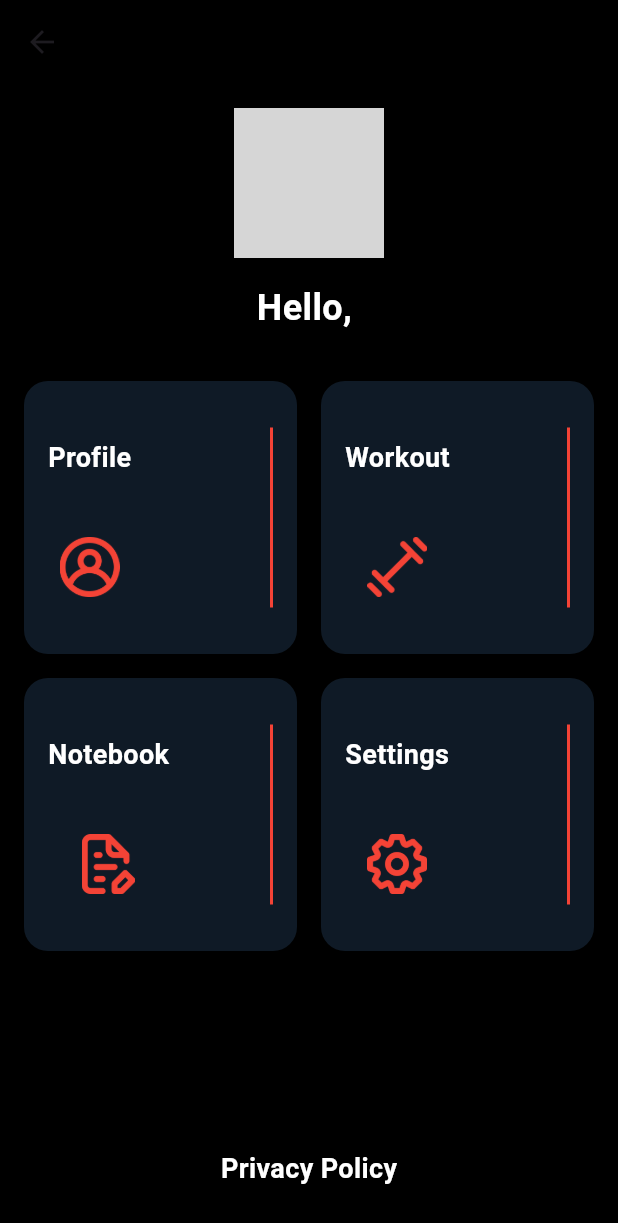
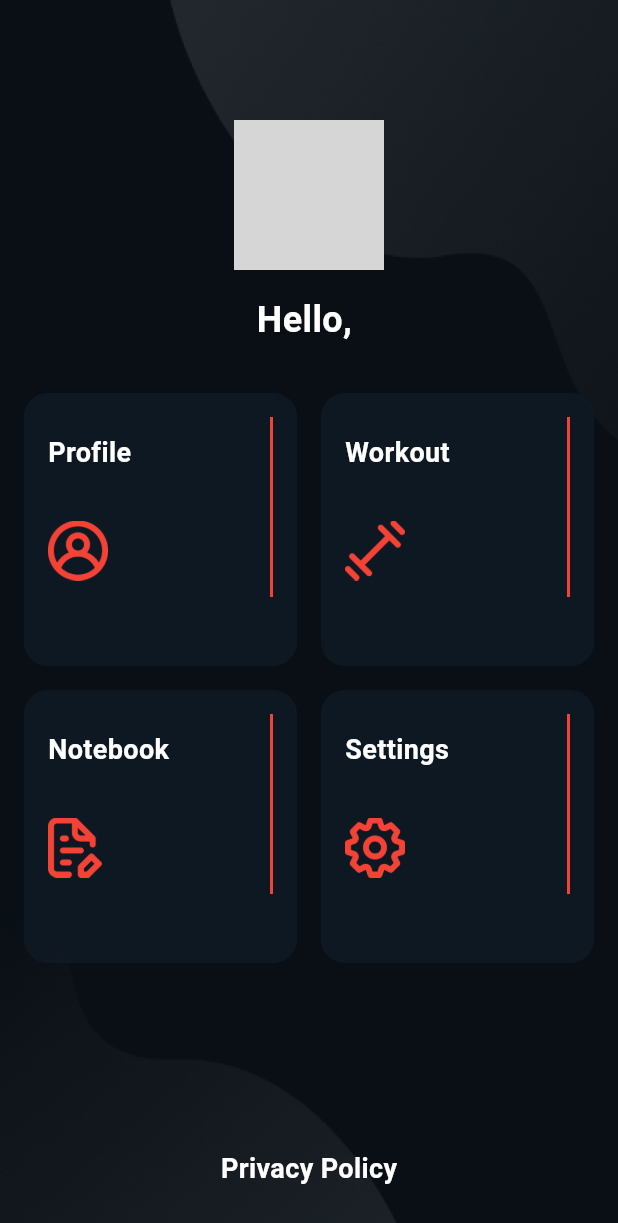
Before and after one commit to KH4rl4MOV/Blaze, a Flutter app: the HomeScreen screen opened directly, on a phone screen of 412 x 824 dp. Shown: the top 1223 px of the screen. Run offline on Flutter 3.47's test engine with Material 3 defaults, Android fonts, the phone set to English and light mode, and no system bars; our stand-ins replace image_picker, shared_preferences; missing offline and left inert: flutter_inappwebview; accounts and stored records are empty; grey boxes are pictures that could not be loaded.

```diff
--- a/lib/screen/home_screen.dart
+++ b/lib/screen/home_screen.dart
@@ -1,11 +1,13 @@
 import 'package:flutter/material.dart';
 import 'package:shared_preferences/shared_preferences.dart';
+import 'package:provider/provider.dart';
 import 'dart:io';
 import 'profile_screen.dart';
 import 'notebook_screen.dart';
 import 'workout_screen.dart';
 import 'settings_screen.dart';
 import 'privacy_policy_screen.dart';
+import '../theme_provider.dart';
 
 class HomeScreen extends StatefulWidget {
   @override
@@ -35,20 +37,42 @@ class _HomeScreenState extends State<HomeScreen> {
 
   @override
   Widget build(BuildContext context) {
+    return Consumer<ThemeProvider>(
+      builder: (context, themeProvider, child) {
         return Scaffold(
           backgroundColor: Colors.black,
-      appBar: AppBar(
-        backgroundColor: Colors.transparent,
-        elevation: 0,
+          body: Container(
+            decoration: BoxDecoration(
+              image: DecorationImage(
+                image: AssetImage(themeProvider.getBackgroundImage()),
+                fit: BoxFit.cover,
               ),
-      body: Padding(
+            ),
             padding: const EdgeInsets.all(16.0),
             child: Column(
               children: [
-            CircleAvatar(
+                Stack(
+                  children: [
+                    Padding(
+                        padding: EdgeInsets.only(top: 64),
+                        child: CircleAvatar(
                           radius: 50,
-              backgroundImage: _avatarImage != null ? FileImage(_avatarImage!) : AssetImage('assets/empty_avatar.png') as ImageProvider,
+                          backgroundImage: _avatarImage != null
+                              ? FileImage(_avatarImage!)
+                              : AssetImage('assets/empty_avatar.png') as ImageProvider,
                           backgroundColor: Colors.grey,
+                        ),
+                    ),
+                    Positioned(
+                      bottom: 0,
+                      right: 0,
+                      child: CircleAvatar(
+                        backgroundColor: Colors.white,
+                        radius: 20,
+                        child: Icon(Icons.add_a_photo, color: Colors.black),
+                      ),
+                    ),
+                  ],
                 ),
                 SizedBox(height: 16),
                 Text(
@@ -129,6 +153,8 @@ class _HomeScreenState extends State<HomeScreen> {
             ),
           ),
         );
+      },
+    );
   }
 
   Widget _buildMenuItem(BuildContext context, {required String icon, required String text, required VoidCallback onTap}) {
@@ -136,39 +162,35 @@ class _HomeScreenState extends State<HomeScreen> {
       onTap: onTap,
       child: Container(
         decoration: BoxDecoration(
-          color: Color(0xFF0F1A26),
+          color: Color(0xFF0F1A26).withOpacity(0.8),
           borderRadius: BorderRadius.circular(16),
-          //border: Border.all(color: Colors.red, width: 2),
         ),
         child: Padding(
-          padding: const EdgeInsets.all(8.0),
+          padding: const EdgeInsets.all(16.0),  // Устанавливаем отступы
           child: Column(
             crossAxisAlignment: CrossAxisAlignment.start,
-            mainAxisAlignment: MainAxisAlignment.center,
+            mainAxisAlignment: MainAxisAlignment.spaceBetween,
             children: [
-              Padding(
-                padding: const EdgeInsets.all(8.0),
-                child: Row(
+              Row(
+                mainAxisAlignment: MainAxisAlignment.spaceBetween,  // Разделяем текст и иконку
                 children: [
                   Column(
-                      mainAxisAlignment: MainAxisAlignment.spaceBetween,
+                    crossAxisAlignment: CrossAxisAlignment.start,
                     children: [
                       Text(
                         text,
                         style: TextStyle(color: Colors.white, fontSize: 18, fontWeight: FontWeight.bold),
                       ),
-                        SizedBox(height: 40),
+                      SizedBox(height: 32),
                       Image.asset(icon, height: 40, color: Colors.red),
                     ],
                   ),
-                    Spacer(),
                   Container(
-                      height: 120,
+                    height: 120,  // Высота полоски равна высоте кнопки с отступами
                     width: 2,
                     color: Colors.red,
                   ),
                 ],
-                ),
               ),
             ],
           ),
```
Lines whose indentation alone changed are shown as unchanged.
